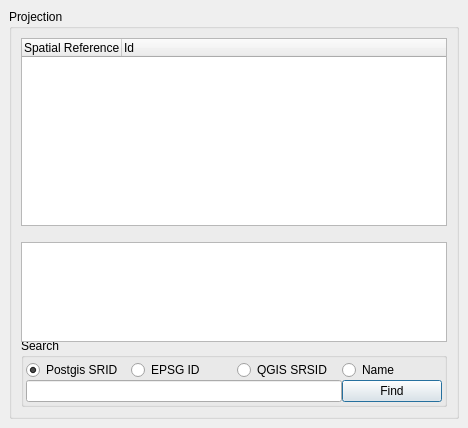
gopal-bhatt/PIHMgis, file src/ui/qgsprojectionselectorbase.ui: the form before one commit.
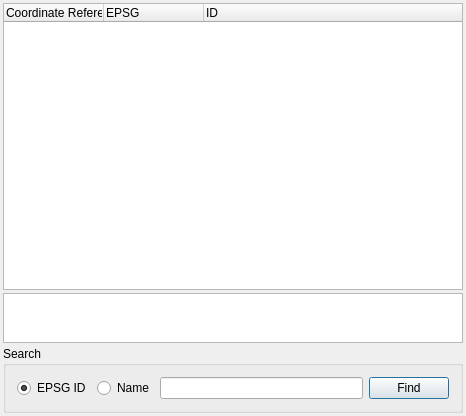
The form after the commit. Icons and pictures are not drawn.

```diff
--- a/src/ui/qgsprojectionselectorbase.ui
+++ b/src/ui/qgsprojectionselectorbase.ui
@@ -8,14 +8,12 @@
    <rect>
     <x>0</x>
     <y>0</y>
-    <width>468</width>
-    <height>428</height>
+    <width>466</width>
+    <height>416</height>
    </rect>
   </property>
   <property name="sizePolicy" >
-   <sizepolicy>
-    <hsizetype>7</hsizetype>
-    <vsizetype>5</vsizetype>
+   <sizepolicy vsizetype="Preferred" hsizetype="Expanding" >
     <horstretch>0</horstretch>
     <verstretch>0</verstretch>
    </sizepolicy>
@@ -27,180 +25,141 @@
    <iconset/>
   </property>
   <layout class="QGridLayout" >
-   <property name="margin" >
-    <number>9</number>
+   <property name="leftMargin" >
+    <number>3</number>
    </property>
-   <property name="spacing" >
-    <number>6</number>
+   <property name="topMargin" >
+    <number>3</number>
+   </property>
+   <property name="rightMargin" >
+    <number>3</number>
+   </property>
+   <property name="bottomMargin" >
+    <number>3</number>
+   </property>
+   <property name="verticalSpacing" >
+    <number>3</number>
    </property>
    <item row="0" column="0" >
-    <widget class="QGroupBox" name="groupBox_2" >
+    <widget class="QTreeWidget" name="lstCoordinateSystems" >
+     <property name="alternatingRowColors" >
+      <bool>true</bool>
+     </property>
+     <property name="uniformRowHeights" >
+      <bool>true</bool>
+     </property>
+     <property name="columnCount" >
+      <number>3</number>
+     </property>
+     <column>
+      <property name="text" >
+       <string>Coordinate Reference System</string>
+      </property>
+     </column>
+     <column>
+      <property name="text" >
+       <string>EPSG</string>
+      </property>
+     </column>
+     <column>
+      <property name="text" >
+       <string>ID</string>
+      </property>
+     </column>
+    </widget>
+   </item>
+   <item row="1" column="0" >
+    <widget class="QTextEdit" name="teProjection" >
      <property name="sizePolicy" >
-      <sizepolicy>
-       <hsizetype>7</hsizetype>
-       <vsizetype>7</vsizetype>
+      <sizepolicy vsizetype="Minimum" hsizetype="Expanding" >
+       <horstretch>0</horstretch>
+       <verstretch>0</verstretch>
+      </sizepolicy>
+     </property>
+     <property name="minimumSize" >
+      <size>
+       <width>0</width>
+       <height>30</height>
+      </size>
+     </property>
+     <property name="maximumSize" >
+      <size>
+       <width>16777215</width>
+       <height>50</height>
+      </size>
+     </property>
+     <property name="baseSize" >
+      <size>
+       <width>0</width>
+       <height>50</height>
+      </size>
+     </property>
+     <property name="autoFormatting" >
+      <set>QTextEdit::AutoBulletList</set>
+     </property>
+     <property name="readOnly" >
+      <bool>true</bool>
+     </property>
+    </widget>
+   </item>
+   <item row="2" column="0" >
+    <widget class="QGroupBox" name="groupBox" >
+     <property name="sizePolicy" >
+      <sizepolicy vsizetype="Minimum" hsizetype="MinimumExpanding" >
        <horstretch>0</horstretch>
        <verstretch>0</verstretch>
       </sizepolicy>
      </property>
      <property name="title" >
-      <string>Projection</string>
+      <string>Search</string>
      </property>
      <layout class="QGridLayout" >
-      <property name="margin" >
-       <number>9</number>
-      </property>
-      <property name="spacing" >
-       <number>6</number>
-      </property>
-      <item row="2" column="0" >
-       <widget class="QGroupBox" name="groupBox" >
-        <property name="sizePolicy" >
-         <sizepolicy>
-          <hsizetype>3</hsizetype>
-          <vsizetype>1</vsizetype>
-          <horstretch>0</horstretch>
-          <verstretch>0</verstretch>
-         </sizepolicy>
-        </property>
-        <property name="title" >
-         <string>Search</string>
-        </property>
-        <layout class="QGridLayout" >
-         <property name="margin" >
-          <number>2</number>
-         </property>
-         <property name="spacing" >
-          <number>0</number>
-         </property>
-         <item row="1" column="3" >
-          <widget class="QPushButton" name="pbnFind" >
-           <property name="maximumSize" >
-            <size>
-             <width>100</width>
-             <height>16777215</height>
-            </size>
-           </property>
-           <property name="text" >
-            <string>Find</string>
-           </property>
-           <property name="default" >
-            <bool>true</bool>
-           </property>
-          </widget>
-         </item>
-         <item row="1" column="0" colspan="3" >
-          <widget class="QLineEdit" name="leSearch" />
-         </item>
-         <item row="0" column="3" >
-          <widget class="QRadioButton" name="radName" >
-           <property name="text" >
-            <string>Name</string>
-           </property>
-           <property name="iconSize" >
-            <size>
-             <width>16</width>
-             <height>10</height>
-            </size>
-           </property>
-          </widget>
-         </item>
-         <item row="0" column="2" >
-          <widget class="QRadioButton" name="radSRSID" >
-           <property name="text" >
-            <string>QGIS SRSID</string>
-           </property>
-           <property name="iconSize" >
-            <size>
-             <width>16</width>
-             <height>10</height>
-            </size>
-           </property>
-          </widget>
-         </item>
-         <item row="0" column="1" >
-          <widget class="QRadioButton" name="radEPSGID" >
-           <property name="text" >
-            <string>EPSG ID</string>
-           </property>
-           <property name="iconSize" >
-            <size>
-             <width>16</width>
-             <height>10</height>
-            </size>
-           </property>
-          </widget>
-         </item>
-         <item row="0" column="0" >
-          <widget class="QRadioButton" name="radSRID" >
-           <property name="text" >
-            <string>Postgis SRID</string>
-           </property>
-           <property name="iconSize" >
-            <size>
-             <width>16</width>
-             <height>10</height>
-            </size>
-           </property>
-           <property name="checked" >
-            <bool>true</bool>
-           </property>
-          </widget>
-         </item>
-        </layout>
-       </widget>
-      </item>
-      <item row="1" column="0" >
-       <widget class="QTextEdit" name="teProjection" >
-        <property name="sizePolicy" >
-         <sizepolicy>
-          <hsizetype>7</hsizetype>
-          <vsizetype>7</vsizetype>
-          <horstretch>0</horstretch>
-          <verstretch>0</verstretch>
-         </sizepolicy>
-        </property>
-        <property name="minimumSize" >
-         <size>
-          <width>0</width>
-          <height>100</height>
-         </size>
-        </property>
-        <property name="maximumSize" >
-         <size>
-          <width>16777215</width>
-          <height>80</height>
-         </size>
-        </property>
-        <property name="autoFormatting" >
-         <set>QTextEdit::AutoBulletList</set>
-        </property>
-        <property name="readOnly" >
-         <bool>true</bool>
-        </property>
-       </widget>
-      </item>
       <item row="0" column="0" >
-       <widget class="QTreeWidget" name="lstCoordinateSystems" >
-        <property name="alternatingRowColors" >
-         <bool>true</bool>
+       <widget class="QRadioButton" name="radEpsgCrsId" >
+        <property name="text" >
+         <string>EPSG ID</string>
         </property>
-        <property name="uniformRowHeights" >
+        <property name="iconSize" >
+         <size>
+          <width>16</width>
+          <height>10</height>
+         </size>
+        </property>
+        <property name="checked" >
          <bool>true</bool>
         </property>
-        <property name="columnCount" >
-         <number>2</number>
+       </widget>
+      </item>
+      <item row="0" column="1" >
+       <widget class="QRadioButton" name="radName" >
+        <property name="text" >
+         <string>Name</string>
         </property>
-        <column>
-         <property name="text" >
-          <string>Spatial Reference System</string>
-         </property>
-        </column>
-        <column>
-         <property name="text" >
-          <string>Id</string>
-         </property>
-        </column>
+        <property name="iconSize" >
+         <size>
+          <width>16</width>
+          <height>10</height>
+         </size>
+        </property>
+       </widget>
+      </item>
+      <item row="0" column="2" >
+       <widget class="QLineEdit" name="leSearch" />
+      </item>
+      <item row="0" column="3" >
+       <widget class="QPushButton" name="pbnFind" >
+        <property name="maximumSize" >
+         <size>
+          <width>100</width>
+          <height>16777215</height>
+         </size>
+        </property>
+        <property name="text" >
+         <string>Find</string>
+        </property>
+        <property name="default" >
+         <bool>true</bool>
+        </property>
        </widget>
       </item>
      </layout>
```
Left out of the diff: 25 changed lines with no effect on the pictures.
